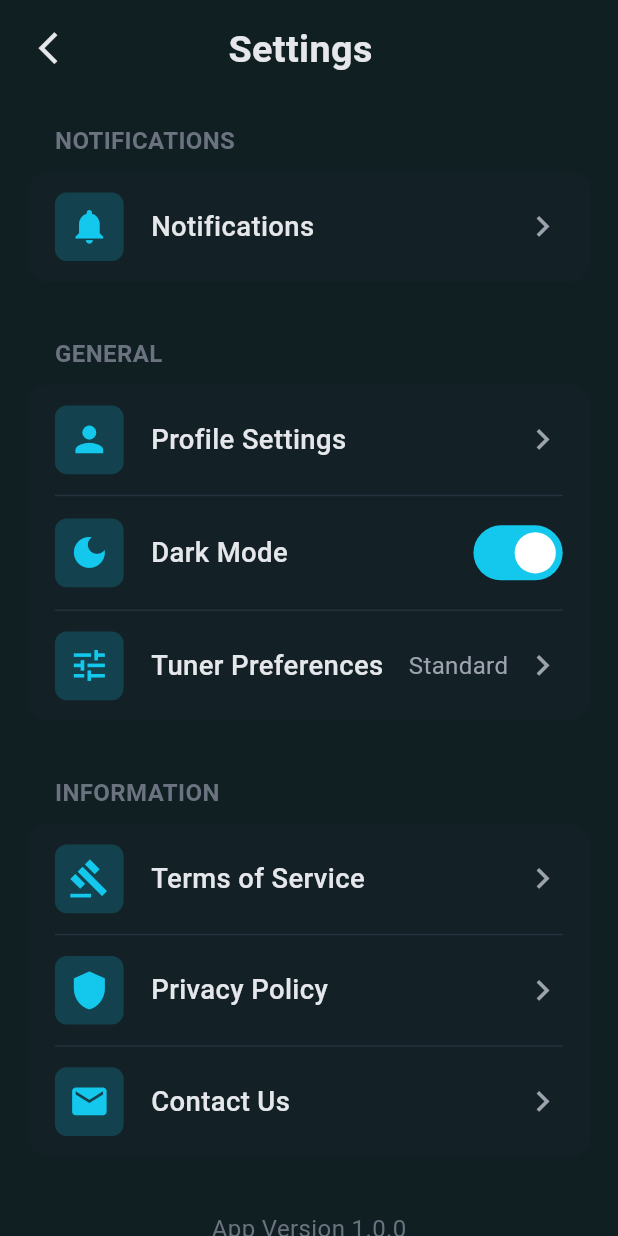
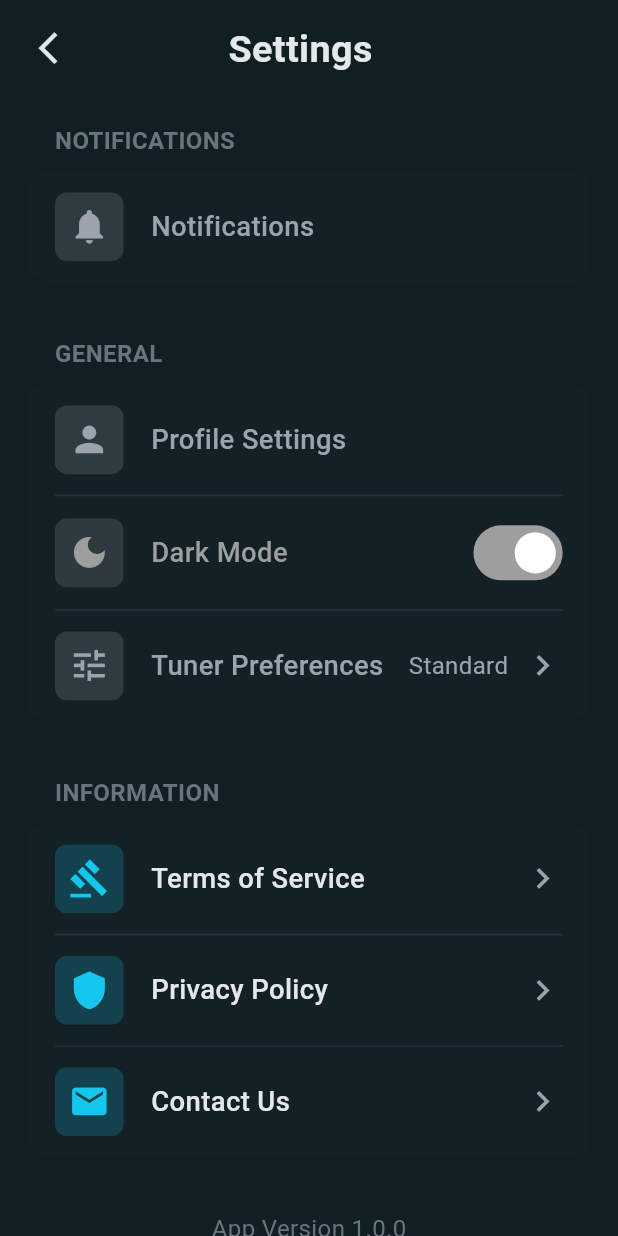
Before and after one commit to eun01210/Guitar_Helper, a Flutter app: the screen it shows after launch, after a tap on the "settings" icon, on a phone screen of 412 x 824 dp. Run offline on Flutter 3.47's test engine with Material 3 defaults, Android fonts, the phone set to English and light mode, and no system bars; missing offline and left inert: metronome, pitch_detector_dart, record.

Commit message:
web distribute

```diff
--- a/lib/pages/designs/setting_view.dart
+++ b/lib/pages/designs/setting_view.dart
@@ -70,6 +70,7 @@ class SettingsView extends StatelessWidget {
                 subTextColor: subTextColor,
                 scaleFactor: scaleFactor,
                 onTap: onNotificationTap,
+                enabled: false,
               ),
             ]),
             SizedBox(height: 32 * scaleFactor),
@@ -85,6 +86,7 @@ class SettingsView extends StatelessWidget {
                 subTextColor: subTextColor,
                 scaleFactor: scaleFactor,
                 onTap: onProfileTap,
+                enabled: false,
               ),
               _Divider(color: dividerColor, scaleFactor: scaleFactor),
               _buildSettingsItem(
@@ -94,12 +96,14 @@ class SettingsView extends StatelessWidget {
                 textColor: textColor,
                 scaleFactor: scaleFactor,
                 trailing: _buildToggleSwitch(
-                  isActive: isDarkMode,
-                  onChanged: onDarkModeChanged,
-                  activeColor: primaryColor,
-                  inactiveColor: switchBgColor,
-                  scaleFactor: scaleFactor,
+                  isActive: isDarkMode, // 현재 상태는 유지
+                  onChanged: null, // 비활성화
+                  activeColor: primaryColor, // 활성 색상
+                  inactiveColor: switchBgColor, // 비활성 색상
+                  scaleFactor: scaleFactor, // 스케일
                 ),
+                onTap: null, // 탭 비활성화
+                enabled: false, // 비활성화 상태로 설정
               ),
               _Divider(color: dividerColor, scaleFactor: scaleFactor),
               _buildSettingsItem(
@@ -127,6 +131,7 @@ class SettingsView extends StatelessWidget {
                   ],
                 ),
                 onTap: onTunerPreferencesTap,
+                enabled: false,
               ),
             ]),
             SizedBox(height: 32 * scaleFactor),
@@ -212,11 +217,17 @@ class SettingsView extends StatelessWidget {
     required String text,
     required Color primaryColor,
     required Color textColor,
-    Color? subTextColor,
+    Color subTextColor = Colors.grey,
     required double scaleFactor,
     Widget? trailing,
     VoidCallback? onTap,
+    bool enabled = true,
   }) {
+    final Color iconColor = enabled ? primaryColor : subTextColor;
+    final Color itemTextColor = enabled ? textColor : subTextColor;
+    final Color iconBgColor =
+        enabled ? primaryColor.withAlpha(51) : subTextColor.withAlpha(51);
+
     return InkWell(
       onTap: onTap,
       child: Padding(
@@ -230,10 +241,10 @@ class SettingsView extends StatelessWidget {
               width: 40 * scaleFactor,
               height: 40 * scaleFactor,
               decoration: BoxDecoration(
-                color: primaryColor.withValues(alpha: 0.2),
+                color: iconBgColor,
                 borderRadius: BorderRadius.circular(8),
               ),
-              child: Icon(icon, color: primaryColor, size: 24 * scaleFactor),
+              child: Icon(icon, color: iconColor, size: 24 * scaleFactor),
             ),
             SizedBox(width: 16 * scaleFactor),
             Expanded(
@@ -242,12 +253,12 @@ class SettingsView extends StatelessWidget {
                 style: TextStyle(
                   fontSize: 16 * scaleFactor,
                   fontWeight: FontWeight.w500,
-                  color: textColor,
+                  color: itemTextColor,
                 ),
               ),
             ),
             trailing ??
-                (onTap != null
+                (onTap != null && enabled
                     ? Icon(
                       Icons.chevron_right,
                       color: subTextColor,
@@ -262,7 +273,7 @@ class SettingsView extends StatelessWidget {
 
   Widget _buildToggleSwitch({
     required bool isActive,
-    required ValueChanged<bool> onChanged,
+    required ValueChanged<bool>? onChanged,
     required Color activeColor,
     required Color inactiveColor,
     required double scaleFactor,
@@ -273,7 +284,7 @@ class SettingsView extends StatelessWidget {
         value: isActive,
         onChanged: onChanged,
         activeThumbColor: Colors.white,
-        activeTrackColor: activeColor,
+        activeTrackColor: Colors.grey, // activeColor, 현재는 비활성화
         inactiveThumbColor: Colors.white,
         inactiveTrackColor: inactiveColor,
       ),
--- a/lib/pages/designs/title_view.dart
+++ b/lib/pages/designs/title_view.dart
@@ -35,6 +35,10 @@ class TitleView extends StatelessWidget {
         backgroundColor: Colors.transparent,
       ),
       body: SafeArea(
+        child: Center(
+          child: ConstrainedBox(
+            // 웹과 같은 넓은 화면에서 최대 너비 제한
+            constraints: const BoxConstraints(maxWidth: 1000),
             child: Column(
               children: [
                 Expanded(
@@ -47,6 +51,8 @@ class TitleView extends StatelessWidget {
                 ),
                 _buildFooter(secondaryTextColor, scaleFactor),
               ],
+            ),
+          ),
         ),
       ),
     );
--- a/lib/pages/designs/tuner_view.dart
+++ b/lib/pages/designs/tuner_view.dart
@@ -37,7 +37,7 @@ class TunerView extends StatelessWidget {
 
     // 화면 너비에 따른 스케일 팩터 계산
     final screenWidth = MediaQuery.sizeOf(context).width;
-    final double scaleFactor = (screenWidth / 360.0).clamp(0.8, 2.5);
+    final double scaleFactor = (screenWidth / 360.0).clamp(0.8, 2.0);
 
     return Scaffold(
       backgroundColor: backgroundDark,
--- a/lib/pages/settings/contact_us.dart
+++ b/lib/pages/settings/contact_us.dart
@@ -39,6 +39,7 @@ General questions about the app
 Issues related to the tuner, metronome, chords, or scales
 Any other feedback to help improve the app
 
+
 Response Time
 
 We typically respond within a reasonable time frame, but delays may occur depending on the nature of the inquiry.
--- a/pubspec.yaml
+++ b/pubspec.yaml
@@ -1,5 +1,5 @@
 name: my_app
-description: "A new Flutter project."
+description: "Guitar_Helper"
 # The following line prevents the package from being accidentally published to
 # pub.dev using `flutter pub publish`. This is preferred for private packages.
 publish_to: 'none' # Remove this line if you wish to publish to pub.dev
@@ -96,6 +96,9 @@ flutter:
   # For details regarding fonts from package dependencies,
   # see https://flutter.dev/to/font-from-package
 
+web:
+  base-href: /Guitar_Helper/
+
 flutter_icons:
   android: true
   ios: true
```
Also changed, not shown: lib/pages/designs/chord_view.dart (+13 -5 lines), lib/pages/designs/metronome_view.dart (+21 -9 lines), lib/pages/designs/scale_view.dart (+16 -6 lines). Lines whose indentation alone changed are shown as unchanged.
